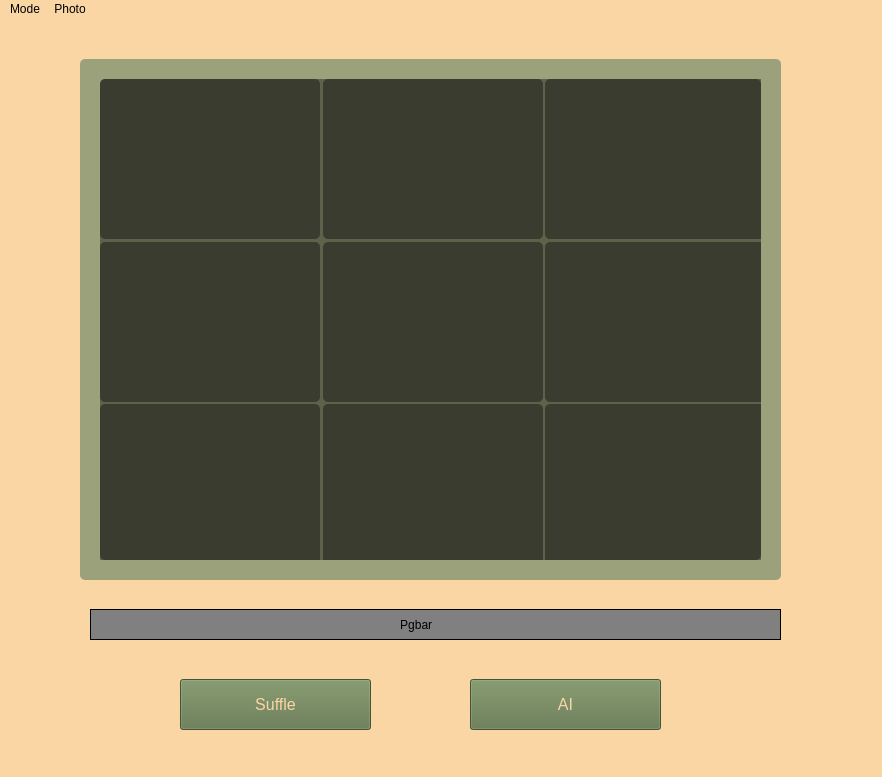
First picture: the form in designer/form2.ui, repository Junad-Park/N-Puzzle, before the edit.
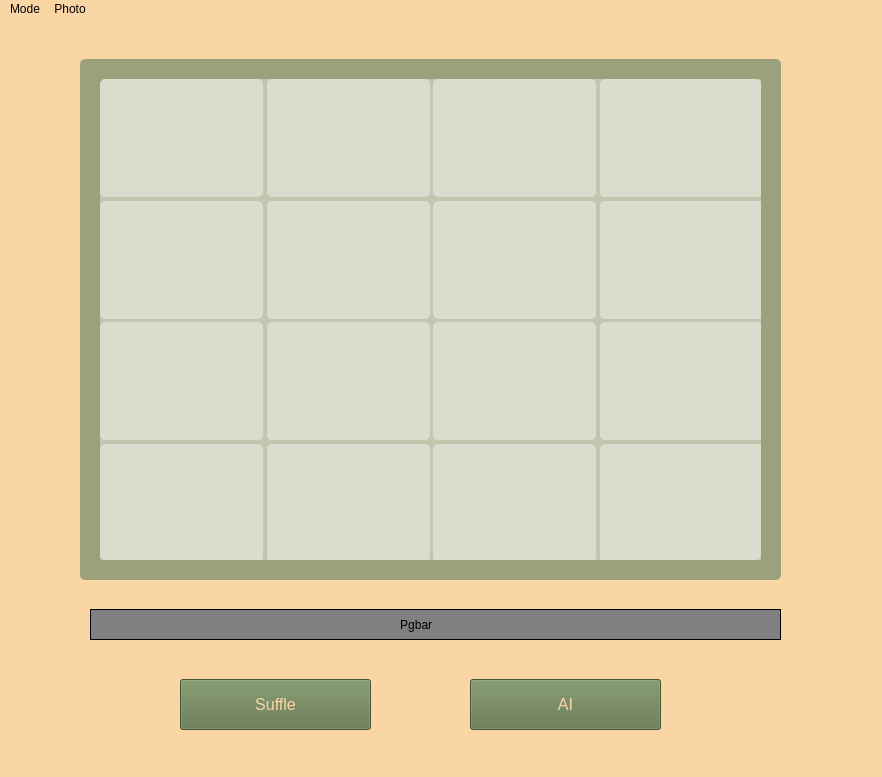
Second picture: the form after the edit. Icons and pictures are not drawn.

Commit message:
feat :  15 puzzle
add 15 puzzle ui

```diff
--- a/designer/form2.ui
+++ b/designer/form2.ui
@@ -138,15 +138,15 @@
       </size>
      </property>
      <property name="styleSheet">
-      <string notr="true">background-color : rgba(0, 0, 0, 100);</string>
+      <string notr="true">background-color : rgba(255, 255, 255, 100);</string>
      </property>
      <layout class="QGridLayout" name="gridLayout">
-      <item row="2" column="2">
-       <widget class="QPushButton" name="puzzle_9">
+      <item row="2" column="3">
+       <widget class="QPushButton" name="puzzle_2">
         <property name="minimumSize">
          <size>
-          <width>220</width>
-          <height>160</height>
+          <width>163</width>
+          <height>118</height>
          </size>
         </property>
         <property name="styleSheet">
@@ -157,29 +157,12 @@
         </property>
        </widget>
       </item>
-      <item row="2" column="1">
-       <widget class="QPushButton" name="puzzle_8">
-        <property name="minimumSize">
-         <size>
-          <width>220</width>
-          <height>160</height>
-         </size>
-        </property>
-        <property name="styleSheet">
-         <string notr="true">border-image: url(:/image/cropImg/blackdog/black_dog_2_1.jpg);
-</string>
-        </property>
-        <property name="text">
-         <string/>
-        </property>
-       </widget>
-      </item>
-      <item row="2" column="0">
+      <item row="3" column="4">
        <widget class="QPushButton" name="puzzle_7">
         <property name="minimumSize">
          <size>
-          <width>220</width>
-          <height>160</height>
+          <width>163</width>
+          <height>118</height>
          </size>
         </property>
         <property name="styleSheet">
@@ -191,12 +174,12 @@
         </property>
        </widget>
       </item>
-      <item row="1" column="2">
+      <item row="3" column="3">
        <widget class="QPushButton" name="puzzle_6">
         <property name="minimumSize">
          <size>
-          <width>220</width>
-          <height>160</height>
+          <width>163</width>
+          <height>118</height>
          </size>
         </property>
         <property name="styleSheet">
@@ -208,46 +191,44 @@
         </property>
        </widget>
       </item>
-      <item row="1" column="1">
-       <widget class="QPushButton" name="puzzle_5">
+      <item row="6" column="3">
+       <widget class="QPushButton" name="puzzle_14">
         <property name="minimumSize">
          <size>
-          <width>220</width>
-          <height>160</height>
+          <width>163</width>
+          <height>118</height>
          </size>
         </property>
         <property name="styleSheet">
-         <string notr="true">border-image: url(:/image/cropImg/blackdog/black_dog_1_1.jpg);
-</string>
+         <string notr="true">border-image: url(:/images/images/cropImg/corgi16/corgi_3_1.jpg);</string>
         </property>
         <property name="text">
          <string/>
         </property>
        </widget>
       </item>
-      <item row="1" column="0">
-       <widget class="QPushButton" name="puzzle_4">
+      <item row="6" column="2">
+       <widget class="QPushButton" name="puzzle_13">
         <property name="minimumSize">
          <size>
-          <width>220</width>
-          <height>160</height>
+          <width>163</width>
+          <height>118</height>
          </size>
         </property>
         <property name="styleSheet">
-         <string notr="true">border-image: url(:/image/cropImg/blackdog/black_dog_1_0.jpg);
-</string>
+         <string notr="true">border-image: url(:/images/images/cropImg/corgi16/corgi_3_0.jpg);</string>
         </property>
         <property name="text">
          <string/>
         </property>
        </widget>
       </item>
-      <item row="0" column="2">
+      <item row="2" column="4">
        <widget class="QPushButton" name="puzzle_3">
         <property name="minimumSize">
          <size>
-          <width>220</width>
-          <height>160</height>
+          <width>163</width>
+          <height>118</height>
          </size>
         </property>
         <property name="styleSheet">
@@ -259,37 +240,160 @@
         </property>
        </widget>
       </item>
-      <item row="0" column="1">
-       <widget class="QPushButton" name="puzzle_2">
+      <item row="6" column="4">
+       <widget class="QPushButton" name="puzzle_15">
         <property name="minimumSize">
          <size>
-          <width>220</width>
-          <height>160</height>
+          <width>163</width>
+          <height>118</height>
          </size>
         </property>
         <property name="styleSheet">
-         <string notr="true">border-image: url(:/image/cropImg/blackdog/black_dog_0_1.jpg);
-
-
-</string>
+         <string notr="true">border-image: url(:/images/images/cropImg/corgi16/corgi_3_2.jpg);</string>
         </property>
         <property name="text">
          <string/>
         </property>
        </widget>
       </item>
-      <item row="0" column="0">
+      <item row="4" column="4">
+       <widget class="QPushButton" name="puzzle_11">
+        <property name="minimumSize">
+         <size>
+          <width>163</width>
+          <height>118</height>
+         </size>
+        </property>
+        <property name="styleSheet">
+         <string notr="true">border-image: url(:/images/images/cropImg/corgi16/corgi_2_2.jpg);</string>
+        </property>
+        <property name="text">
+         <string/>
+        </property>
+       </widget>
+      </item>
+      <item row="2" column="2">
        <widget class="QPushButton" name="puzzle_1">
         <property name="minimumSize">
          <size>
-          <width>220</width>
-          <height>160</height>
+          <width>163</width>
+          <height>118</height>
          </size>
         </property>
         <property name="styleSheet">
-         <string notr="true">border-image: url(:/image/cropImg/blackdog/black_dog_0_0.jpg);
-
-</string>
+         <string notr="true">border-image: url(:/images/images/cropImg/corgi16/corgi_0_0.jpg);</string>
+        </property>
+        <property name="text">
+         <string/>
+        </property>
+       </widget>
+      </item>
+      <item row="2" column="5">
+       <widget class="QPushButton" name="puzzle_4">
+        <property name="minimumSize">
+         <size>
+          <width>163</width>
+          <height>118</height>
+         </size>
+        </property>
+        <property name="styleSheet">
+         <string notr="true">border-image: url(:/images/images/cropImg/corgi16/corgi_0_3.jpg);</string>
+        </property>
+        <property name="text">
+         <string/>
+        </property>
+       </widget>
+      </item>
+      <item row="3" column="2">
+       <widget class="QPushButton" name="puzzle_5">
+        <property name="minimumSize">
+         <size>
+          <width>163</width>
+          <height>118</height>
+         </size>
+        </property>
+        <property name="styleSheet">
+         <string notr="true">border-image: url(:/images/images/cropImg/corgi16/corgi_1_0.jpg);</string>
+        </property>
+        <property name="text">
+         <string/>
+        </property>
+       </widget>
+      </item>
+      <item row="3" column="5">
+       <widget class="QPushButton" name="puzzle_8">
+        <property name="minimumSize">
+         <size>
+          <width>163</width>
+          <height>118</height>
+         </size>
+        </property>
+        <property name="styleSheet">
+         <string notr="true">border-image: url(:/images/images/cropImg/corgi16/corgi_1_3.jpg);</string>
+        </property>
+        <property name="text">
+         <string/>
+        </property>
+       </widget>
+      </item>
+      <item row="4" column="2">
+       <widget class="QPushButton" name="puzzle_9">
+        <property name="minimumSize">
+         <size>
+          <width>163</width>
+          <height>118</height>
+         </size>
+        </property>
+        <property name="styleSheet">
+         <string notr="true">border-image: url(:/images/images/cropImg/corgi16/corgi_2_0.jpg);</string>
+        </property>
+        <property name="text">
+         <string/>
+        </property>
+       </widget>
+      </item>
+      <item row="4" column="3">
+       <widget class="QPushButton" name="puzzle_10">
+        <property name="minimumSize">
+         <size>
+          <width>163</width>
+          <height>118</height>
+         </size>
+        </property>
+        <property name="styleSheet">
+         <string notr="true">border-image: url(:/images/images/cropImg/corgi16/corgi_2_1.jpg);</string>
+        </property>
+        <property name="text">
+         <string/>
+        </property>
+       </widget>
+      </item>
+      <item row="4" column="5">
+       <widget class="QPushButton" name="puzzle_12">
+        <property name="minimumSize">
+         <size>
+          <width>163</width>
+          <height>118</height>
+         </size>
+        </property>
+        <property name="styleSheet">
+         <string notr="true">border-image: url(:/images/images/cropImg/corgi16/corgi_2_3.jpg);</string>
+        </property>
+        <property name="text">
+         <string/>
+        </property>
+       </widget>
+      </item>
+      <item row="6" column="5">
+       <widget class="QPushButton" name="puzzle_16">
+        <property name="minimumSize">
+         <size>
+          <width>163</width>
+          <height>118</height>
+         </size>
+        </property>
+        <property name="styleSheet">
+         <string notr="true">border-image: url(:/images/images/cropImg/corgi16/corgi_3_3.jpg);</string>
         </property>
         <property name="text">
          <string/>
```
Left out of the diff: 255 changed lines with no effect on the pictures. The commit also changes 23 other files.
